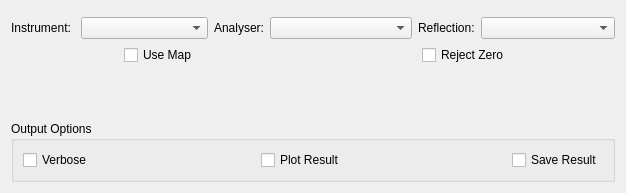
mantidproject/mantid, file Code/Mantid/MantidQt/CustomInterfaces/inc/MantidQtCustomInterfaces/ForCE.ui: the form before one commit.
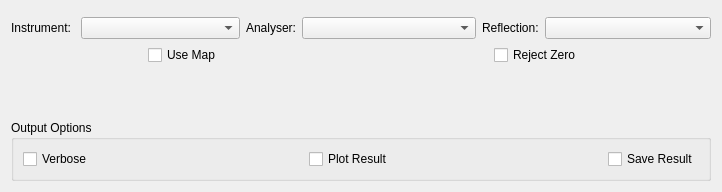
The form after the commit. Custom widgets are drawn as their Qt base class.

Patch:
```diff
--- a/Code/Mantid/MantidQt/CustomInterfaces/inc/MantidQtCustomInterfaces/ForCE.ui
+++ b/Code/Mantid/MantidQt/CustomInterfaces/inc/MantidQtCustomInterfaces/ForCE.ui
@@ -6,8 +6,8 @@
    <rect>
     <x>0</x>
     <y>0</y>
-    <width>626</width>
-    <height>193</height>
+    <width>722</width>
+    <height>192</height>
    </rect>
   </property>
   <property name="windowTitle">
```
Left out of the diff: 1 changed line with no effect on the pictures.
